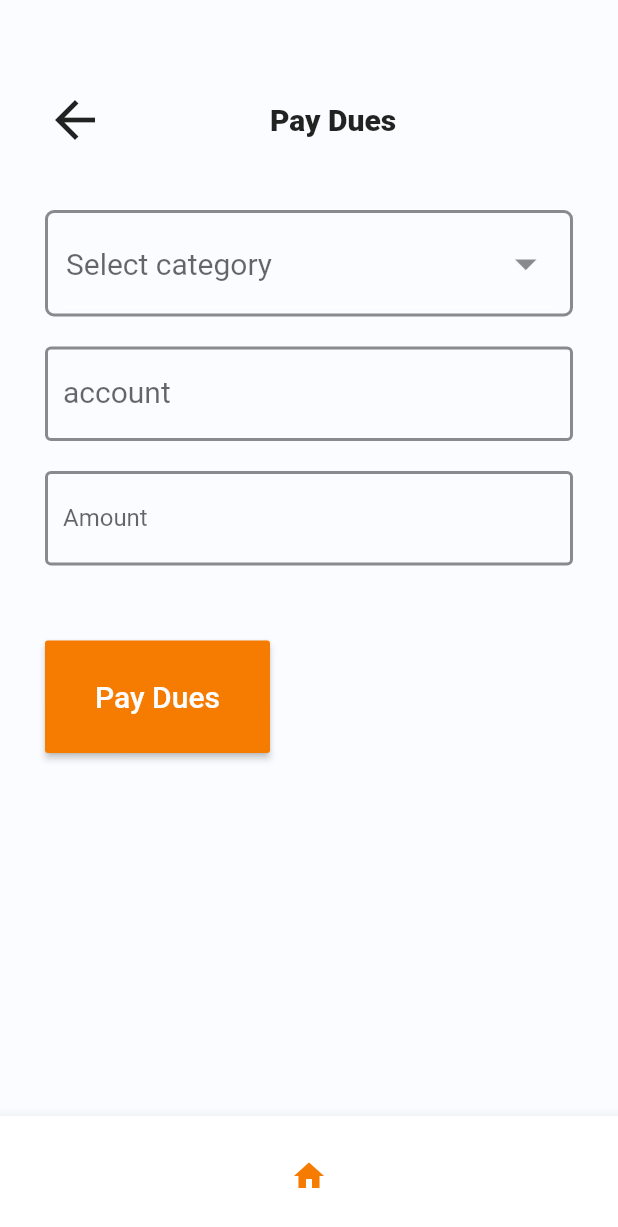
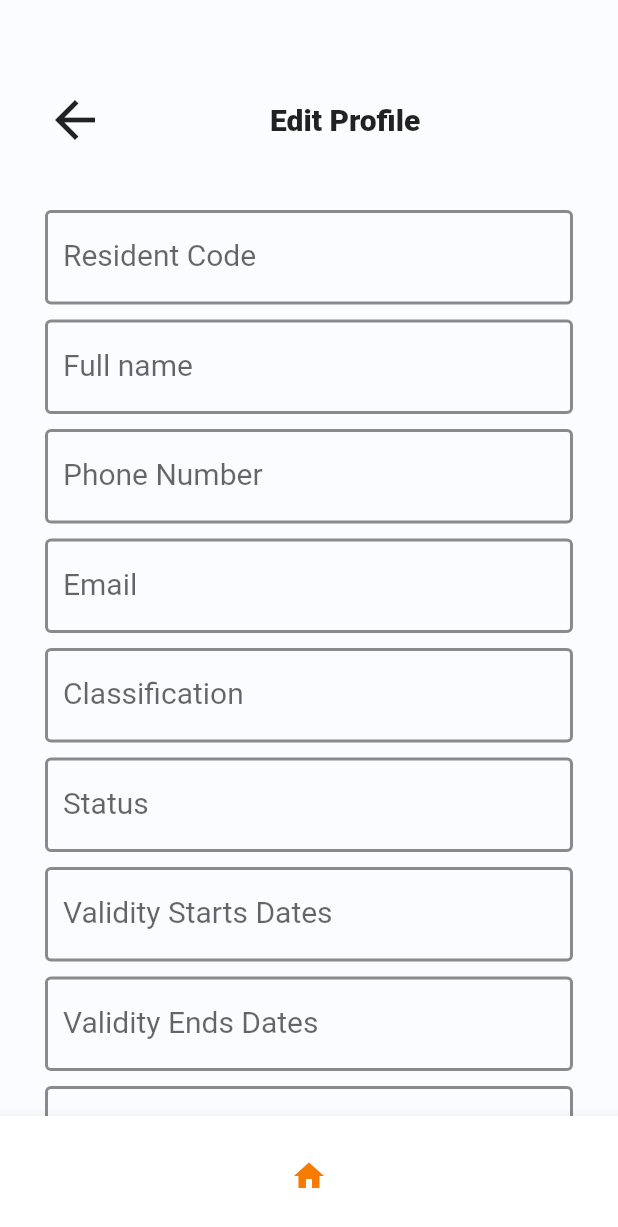
Before and after one commit to youngelvis/magode_app, a Flutter app: the screen it shows after launch, on a phone screen of 412 x 824 dp. Shown: the top 1227 px of the screen. Run offline on Flutter 3.47's test engine with Material 2 defaults, Android fonts, the phone set to English and light mode, and no system bars.

Commit message:
created edit profile page
created the ui and the validation

```diff
--- a/lib/edit_profile.dart
+++ b/lib/edit_profile.dart
@@ -0,0 +1,557 @@
+// ignore_for_file: deprecated_member_use
+
+import 'package:flutter/material.dart';
+import 'colors.dart' as color;
+
+class EditProfile extends StatefulWidget {
+  const EditProfile({Key? key}) : super(key: key);
+
+  @override
+  _EditProfileState createState() => _EditProfileState();
+}
+
+class _EditProfileState extends State<EditProfile> {
+  final _formKey = GlobalKey<FormState>();
+  final residentcode = TextEditingController();
+  final fullName = TextEditingController();
+  final phoneNumber = TextEditingController();
+  final email = TextEditingController();
+  final classification = TextEditingController();
+  final status = TextEditingController();
+  final valadityStartsDate = TextEditingController();
+  final validityEndsDate = TextEditingController();
+  final zone = TextEditingController();
+  final address = TextEditingController();
+  final residentType = TextEditingController();
+
+  Widget _buildResidentCode() {
+    return TextFormField(
+      controller: residentcode,
+      decoration: InputDecoration(
+        errorStyle: const TextStyle(fontSize: 15),
+        enabledBorder: const OutlineInputBorder(
+          borderSide: BorderSide(
+            color: Colors.black45,
+            width: 2,
+          ),
+        ),
+        focusedBorder: const OutlineInputBorder(
+            borderSide: BorderSide(color: Colors.black, width: 2)),
+        labelText: 'Resident Code',
+        labelStyle: const TextStyle(fontSize: 20),
+        hintText: 'Resident Code',
+        hintStyle: const TextStyle(fontSize: 20, color: Colors.black45),
+        suffixIcon: residentcode.text.isEmpty
+            ? Container(width: 0)
+            : IconButton(
+                icon: const Icon(Icons.close),
+                onPressed: () => residentcode.clear(),
+              ),
+      ),
+      validator: (value) {
+        if (value == null || value.isEmpty) {
+          return 'please type Resident Code';
+        } else {
+          return null;
+        }
+      },
+      keyboardType: TextInputType.number,
+      textInputAction: TextInputAction.done,
+    );
+  }
+
+  Widget _buildFullName() {
+    return TextFormField(
+      controller: fullName,
+      decoration: InputDecoration(
+        errorStyle: const TextStyle(fontSize: 15),
+        enabledBorder: const OutlineInputBorder(
+          borderSide: BorderSide(
+            color: Colors.black45,
+            width: 2,
+          ),
+        ),
+        focusedBorder: const OutlineInputBorder(
+            borderSide: BorderSide(color: Colors.black, width: 2)),
+        labelText: 'Full name',
+        labelStyle: const TextStyle(fontSize: 20),
+        hintText: 'Full name',
+        hintStyle: const TextStyle(fontSize: 20, color: Colors.black45),
+        suffixIcon: fullName.text.isEmpty
+            ? Container(width: 0)
+            : IconButton(
+                icon: const Icon(Icons.close),
+                onPressed: () => fullName.clear(),
+              ),
+      ),
+      validator: (value) {
+        if (value == null || value.isEmpty) {
+          return 'please type your Full name';
+        } else {
+          return null;
+        }
+      },
+      keyboardType: TextInputType.number,
+      textInputAction: TextInputAction.done,
+    );
+  }
+
+  Widget _buildPhoneNumber() {
+    return TextFormField(
+      controller: phoneNumber,
+      decoration: InputDecoration(
+        errorStyle: const TextStyle(fontSize: 15),
+        enabledBorder: const OutlineInputBorder(
+          borderSide: BorderSide(
+            color: Colors.black45,
+            width: 2,
+          ),
+        ),
+        focusedBorder: const OutlineInputBorder(
+            borderSide: BorderSide(color: Colors.black, width: 2)),
+        labelText: 'Phone Number',
+        labelStyle: const TextStyle(fontSize: 20),
+        hintText: 'Phone Number',
+        hintStyle: const TextStyle(fontSize: 20, color: Colors.black45),
+        suffixIcon: phoneNumber.text.isEmpty
+            ? Container(width: 0)
+            : IconButton(
+                icon: const Icon(Icons.close),
+                onPressed: () => phoneNumber.clear(),
+              ),
+      ),
+      validator: (value) {
+        if (value == null || value.isEmpty) {
+          return 'please type Phone Number';
+        } else {
+          return null;
+        }
+      },
+      keyboardType: TextInputType.number,
+      textInputAction: TextInputAction.done,
+    );
+  }
+
+  Widget _buildEmail() {
+    return TextFormField(
+      controller: email,
+      decoration: InputDecoration(
+        errorStyle: const TextStyle(fontSize: 15),
+        enabledBorder: const OutlineInputBorder(
+          borderSide: BorderSide(
+            color: Colors.black45,
+            width: 2,
+          ),
+        ),
+        focusedBorder: const OutlineInputBorder(
+            borderSide: BorderSide(color: Colors.black, width: 2)),
+        labelText: 'Email',
+        labelStyle: const TextStyle(fontSize: 20),
+        hintText: 'Email',
+        hintStyle: const TextStyle(fontSize: 20, color: Colors.black45),
+        suffixIcon: email.text.isEmpty
+            ? Container(width: 0)
+            : IconButton(
+                icon: const Icon(Icons.close),
+                onPressed: () => email.clear(),
+              ),
+      ),
+      validator: (value) {
+        if (value == null || value.isEmpty) {
+          return 'please type your Email';
+        } else {
+          return null;
+        }
+      },
+      keyboardType: TextInputType.number,
+      textInputAction: TextInputAction.done,
+    );
+  }
+
+  Widget _buildClassification() {
+    return TextFormField(
+      controller: classification,
+      decoration: InputDecoration(
+        errorStyle: const TextStyle(fontSize: 15),
+        enabledBorder: const OutlineInputBorder(
+          borderSide: BorderSide(
+            color: Colors.black45,
+            width: 2,
+          ),
+        ),
+        focusedBorder: const OutlineInputBorder(
+            borderSide: BorderSide(color: Colors.black, width: 2)),
+        labelText: 'Classification',
+        labelStyle: const TextStyle(fontSize: 20),
+        hintText: 'Classification',
+        hintStyle: const TextStyle(fontSize: 20, color: Colors.black45),
+        suffixIcon: classification.text.isEmpty
+            ? Container(width: 0)
+            : IconButton(
+                icon: const Icon(Icons.close),
+                onPressed: () => classification.clear(),
+              ),
+      ),
+      validator: (value) {
+        if (value == null || value.isEmpty) {
+          return 'please type Classification';
+        } else {
+          return null;
+        }
+      },
+      keyboardType: TextInputType.number,
+      textInputAction: TextInputAction.done,
+    );
+  }
+
+  Widget _buildStatus() {
+    return TextFormField(
+      controller: status,
+      decoration: InputDecoration(
+        errorStyle: const TextStyle(fontSize: 15),
+        enabledBorder: const OutlineInputBorder(
+          borderSide: BorderSide(
+            color: Colors.black45,
+            width: 2,
+          ),
+        ),
+        focusedBorder: const OutlineInputBorder(
+            borderSide: BorderSide(color: Colors.black, width: 2)),
+        labelText: 'Status',
+        labelStyle: const TextStyle(fontSize: 20),
+        hintText: 'Status',
+        hintStyle: const TextStyle(fontSize: 20, color: Colors.black45),
+        suffixIcon: status.text.isEmpty
+            ? Container(width: 0)
+            : IconButton(
+                icon: const Icon(Icons.close),
+                onPressed: () => status.clear(),
+              ),
+      ),
+      validator: (value) {
+        if (value == null || value.isEmpty) {
+          return 'please type Status';
+        } else {
+          return null;
+        }
+      },
+      keyboardType: TextInputType.number,
+      textInputAction: TextInputAction.done,
+    );
+  }
+
+  Widget _buildValidityStartDate() {
+    return TextFormField(
+      controller: valadityStartsDate,
+      decoration: InputDecoration(
+        errorStyle: const TextStyle(fontSize: 15),
+        enabledBorder: const OutlineInputBorder(
+          borderSide: BorderSide(
+            color: Colors.black45,
+            width: 2,
+          ),
+        ),
+        focusedBorder: const OutlineInputBorder(
+            borderSide: BorderSide(color: Colors.black, width: 2)),
+        labelText: 'Validity Starts Dates',
+        labelStyle: const TextStyle(fontSize: 20),
+        hintText: 'Validity Starts Dates',
+        hintStyle: const TextStyle(fontSize: 20, color: Colors.black45),
+        suffixIcon: valadityStartsDate.text.isEmpty
+            ? Container(width: 0)
+            : IconButton(
+                icon: const Icon(Icons.close),
+                onPressed: () => valadityStartsDate.clear(),
+              ),
+      ),
+      validator: (value) {
+        if (value == null || value.isEmpty) {
+          return 'please select Validity Starts Date';
+        } else {
+          return null;
+        }
+      },
+      keyboardType: TextInputType.number,
+      textInputAction: TextInputAction.done,
+    );
+  }
+
+  Widget _buildValidityEndsDate() {
+    return TextFormField(
+      controller: validityEndsDate,
+      decoration: InputDecoration(
+        errorStyle: const TextStyle(fontSize: 15),
+        enabledBorder: const OutlineInputBorder(
+          borderSide: BorderSide(
+            color: Colors.black45,
+            width: 2,
+          ),
+        ),
+        focusedBorder: const OutlineInputBorder(
+            borderSide: BorderSide(color: Colors.black, width: 2)),
+        labelText: 'Validity Ends Dates',
+        labelStyle: const TextStyle(fontSize: 20),
+        hintText: 'Validity Ends Dates',
+        hintStyle: const TextStyle(fontSize: 20, color: Colors.black45),
+        suffixIcon: validityEndsDate.text.isEmpty
+            ? Container(width: 0)
+            : IconButton(
+                icon: const Icon(Icons.close),
+                onPressed: () => validityEndsDate.clear(),
+              ),
+      ),
+      validator: (value) {
+        if (value == null || value.isEmpty) {
+          return 'please select Validity Ends Date';
+        } else {
+          return null;
+        }
+      },
+      keyboardType: TextInputType.number,
+      textInputAction: TextInputAction.done,
+    );
+  }
+
+  Widget _buildZone() {
+    return TextFormField(
+      controller: zone,
+      decoration: InputDecoration(
+        errorStyle: const TextStyle(fontSize: 15),
+        enabledBorder: const OutlineInputBorder(
+          borderSide: BorderSide(
+            color: Colors.black45,
+            width: 2,
+          ),
+        ),
+        focusedBorder: const OutlineInputBorder(
+            borderSide: BorderSide(color: Colors.black, width: 2)),
+        labelText: 'Zone',
+        labelStyle: const TextStyle(fontSize: 20),
+        hintText: 'Zone',
+        hintStyle: const TextStyle(fontSize: 20, color: Colors.black45),
+        suffixIcon: zone.text.isEmpty
+            ? Container(width: 0)
+            : IconButton(
+                icon: const Icon(Icons.close),
+                onPressed: () => zone.clear(),
+              ),
+      ),
+      validator: (value) {
+        if (value == null || value.isEmpty) {
+          return 'please select Zone';
+        } else {
+          return null;
+        }
+      },
+      keyboardType: TextInputType.number,
+      textInputAction: TextInputAction.done,
+    );
+  }
+
+  Widget _buildAddress() {
+    return TextFormField(
+      controller: address,
+      decoration: InputDecoration(
+        errorStyle: const TextStyle(fontSize: 15),
+        enabledBorder: const OutlineInputBorder(
+          borderSide: BorderSide(
+            color: Colors.black45,
+            width: 2,
+          ),
+        ),
+        focusedBorder: const OutlineInputBorder(
+            borderSide: BorderSide(color: Colors.black, width: 2)),
+        labelText: 'Address',
+        labelStyle: const TextStyle(fontSize: 20),
+        hintText: 'Address',
+        hintStyle: const TextStyle(fontSize: 20, color: Colors.black45),
+        suffixIcon: address.text.isEmpty
+            ? Container(width: 0)
+            : IconButton(
+                icon: const Icon(Icons.close),
+                onPressed: () => address.clear(),
+              ),
+      ),
+      validator: (value) {
+        if (value == null || value.isEmpty) {
+          return 'please type an Address';
+        } else {
+          return null;
+        }
+      },
+      keyboardType: TextInputType.number,
+      textInputAction: TextInputAction.done,
+    );
+  }
+
+  Widget _buildResidentType() {
+    return TextFormField(
+      controller: residentType,
+      decoration: InputDecoration(
+        errorStyle: const TextStyle(fontSize: 15),
+        enabledBorder: const OutlineInputBorder(
+          borderSide: BorderSide(
+            color: Colors.black45,
+            width: 2,
+          ),
+        ),
+        focusedBorder: const OutlineInputBorder(
+            borderSide: BorderSide(color: Colors.black, width: 2)),
+        labelText: 'Resident Type',
+        labelStyle: const TextStyle(fontSize: 20),
+        hintText: 'Resident Type',
+        hintStyle: const TextStyle(fontSize: 20, color: Colors.black45),
+        suffixIcon: residentType.text.isEmpty
+            ? Container(width: 0)
+            : IconButton(
+                icon: const Icon(Icons.close),
+                onPressed: () => residentType.clear(),
+              ),
+      ),
+      validator: (value) {
+        if (value == null || value.isEmpty) {
+          return 'please type Resident Type';
+        } else {
+          return null;
+        }
+      },
+      keyboardType: TextInputType.number,
+      textInputAction: TextInputAction.done,
+    );
+  }
+
+  @override
+  void initState() {
+    // TODO: implement initState
+    super.initState();
+    residentcode.addListener(() => setState(() {}));
+    fullName.addListener(() => setState(() {}));
+    phoneNumber.addListener(() => setState(() {}));
+    email.addListener(() => setState(() {}));
+    classification.addListener(() => setState(() {}));
+    status.addListener(() => setState(() {}));
+    valadityStartsDate.addListener(() => setState(() {}));
+    validityEndsDate.addListener(() => setState(() {}));
+    zone.addListener(() => setState(() {}));
+    address.addListener(() => setState(() {}));
+    residentType.addListener(() => setState(() {}));
+  }
+
+  @override
+  Widget build(BuildContext context) {
+    return GestureDetector(
+        onTap: () => FocusScope.of(context).requestFocus(FocusNode()),
+        child: Scaffold(
+            body: Container(
+              color: color.AppColor.homePageBackground,
+              padding: const EdgeInsets.only(top: 60, left: 30, right: 30),
+              child: Column(
+                children: [
+                  Row(
+                    children: const [
+                      Icon(Icons.arrow_back, size: 40),
+                      SizedBox(
+                        width: 110,
+                      ),
+                      Text(
+                        'Edit Profile',
+                        style: TextStyle(
+                            fontSize: 20, fontWeight: FontWeight.w800),
+                      )
+                    ],
+                  ),
+                  const SizedBox(
+                    height: 40,
+                  ),
+                  Expanded(
+                    child: OverflowBox(
+                      child: SingleChildScrollView(
+                        child: Form(
+                          key: _formKey,
+                          child: Column(
+                              crossAxisAlignment: CrossAxisAlignment.start,
+                              children: <Widget>[
+                                _buildResidentCode(),
+                                const SizedBox(
+                                  height: 10,
+                                ),
+                                _buildFullName(),
+                                const SizedBox(
+                                  height: 10,
+                                ),
+                                _buildPhoneNumber(),
+                                const SizedBox(
+                                  height: 10,
+                                ),
+                                _buildEmail(),
+                                const SizedBox(
+                                  height: 10,
+                                ),
+                                _buildClassification(),
+                                const SizedBox(
+                                  height: 10,
+                                ),
+                                _buildStatus(),
+                                const SizedBox(
+                                  height: 10,
+                                ),
+                                _buildValidityStartDate(),
+                                const SizedBox(
+                                  height: 10,
+                                ),
+                                _buildValidityEndsDate(),
+                                const SizedBox(
+                                  height: 10,
+                                ),
+                                _buildZone(),
+                                const SizedBox(
+                                  height: 10,
+                                ),
+                                _buildAddress(),
+                                const SizedBox(
+                                  height: 10,
+                                ),
+                                _buildResidentType(),
+                                const SizedBox(height: 25,),
+                                Container(
+                                  width: 180,
+                                  height: 50,
+                                  decoration: BoxDecoration(
+                                      borderRadius:
+                                          BorderRadius.circular(20)),
+                                  child: RaisedButton(
+                                      color: color.AppColor.homePageTheme,
+                                      child: Text(
+                                        'Update Profile',
+                                        style: TextStyle(
+                                            color: color
+                                                .AppColor.homePageBackground,
+                                            fontSize: 20),
+                                      ),
+                                      onPressed: () {
+                                        final isValid =
+                                            _formKey.currentState!.validate();
+                                        if (isValid) {
+                                          _formKey.currentState?.save();
+                                        }
+                                      }),
+                                )
+                              ]),
+                        ),
+                      ),
+                    ),
+                  ),
+                ],
+              ),
+            ),
+            bottomNavigationBar: SizedBox(
+              height: 80,
+              child: BottomAppBar(
+                child: Icon(
+                  Icons.home,
+                  color: color.AppColor.homePageTheme,
+                ),
+              ),
+            )));
+  }
+}
--- a/lib/main.dart
+++ b/lib/main.dart
@@ -1,4 +1,6 @@
 import 'package:flutter/material.dart';
+import 'package:magode_app/edit_profile.dart';
+import 'package:magode_app/pay_bills.dart';
 // import 'package:magode_app/pay_bills.dart';
 import 'package:magode_app/pay_dues.dart';
 
@@ -26,7 +28,7 @@ class MyApp extends StatelessWidget {
 
         primarySwatch: Colors.blue,
       ),
-      home: PayDues(),
+      home: EditProfile(),
     );
   }
 }
```
